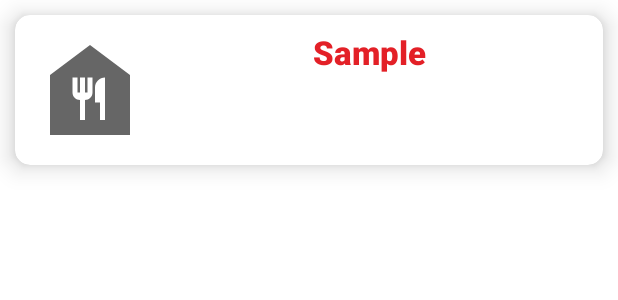
After one commit to taksh-doria/FindMyFood, an Android app: the layout restaurantitem.xml on its own in the app's theme, with its tools: preview values and no code run, on a phone screen of 412 x 824 dp. The commit adds this screen. Shown: the top 300 px of the screen. Run offline under Robolectric (Android 15) with nearby library versions, the phone set to English and light mode, and no system bars.

Commit message:
RecyclerView ddition

```diff
--- /dev/null
+++ b/app/src/main/res/drawable/ic_baseline_food_bank_24.xml
@@ -0,0 +1,10 @@
+<vector xmlns:android="http://schemas.android.com/apk/res/android"
+    android:width="24dp"
+    android:height="24dp"
+    android:viewportWidth="24"
+    android:viewportHeight="24"
+    android:tint="?attr/colorControlNormal">
+  <path
+      android:fillColor="@android:color/white"
+      android:pathData="M12,3L4,9v12h16V9L12,3zM12.5,12.5c0,0.83 -0.67,1.5 -1.5,1.5v4h-1v-4c-0.83,0 -1.5,-0.67 -1.5,-1.5v-3h1v3H10v-3h1v3h0.5v-3h1V12.5zM15,18h-1v-3.5h-1v-3c0,-1.1 0.9,-2 2,-2V18z"/>
+</vector>
--- a/app/src/main/res/drawable/tab_back.xml
+++ b/app/src/main/res/drawable/tab_back.xml
@@ -1,5 +1,5 @@
 <?xml version="1.0" encoding="utf-8"?>
 <shape xmlns:android="http://schemas.android.com/apk/res/android">
-    <solid android:color="#485cda"/>
+    <solid android:color="#512da8"/>
     <corners android:topLeftRadius="24dp" android:topRightRadius="24dp"/>
 </shape>
--- a/app/src/main/res/layout/activity_home.xml
+++ b/app/src/main/res/layout/activity_home.xml
@@ -9,7 +9,6 @@
         android:layout_width="match_parent"
         android:layout_height="match_parent"
         android:id="@+id/fragment_container">
-
     </FrameLayout>
     <com.ismaeldivita.chipnavigation.ChipNavigationBar
         android:layout_width="match_parent"
--- /dev/null
+++ b/app/src/main/res/layout/restaurantitem.xml
@@ -0,0 +1,50 @@
+<?xml version="1.0" encoding="utf-8"?>
+<androidx.cardview.widget.CardView android:layout_height="100dp"
+    android:layout_width="match_parent"
+    xmlns:app="http://schemas.android.com/apk/res-auto"
+    app:cardElevation="10dp"
+    app:cardCornerRadius="10dp"
+    android:layout_margin="10dp"
+    xmlns:android="http://schemas.android.com/apk/res/android" >
+    <LinearLayout
+        android:layout_width="match_parent"
+        android:layout_height="match_parent"
+        android:layout_margin="10dp"
+        android:orientation="horizontal"
+        >
+        <ImageView
+            android:id="@+id/resturant_icon"
+            android:layout_width="80dp"
+            android:layout_height="80dp"
+            app:srcCompat="@drawable/ic_baseline_food_bank_24" />
+        <LinearLayout
+            android:layout_width="match_parent"
+            android:layout_height="match_parent"
+            android:orientation="vertical">
+
+            <TextView
+                android:id="@+id/restaurant_name"
+                android:layout_width="match_parent"
+                android:layout_height="40dp"
+                android:fontFamily="sans-serif-black"
+                android:text="Sample"
+                android:textAlignment="center"
+                android:textColor="#E32027"
+                android:textSize="22sp" />
+            <LinearLayout
+                android:layout_width="match_parent"
+                android:layout_height="match_parent"
+                android:orientation="horizontal">
+                <TextView
+                    android:layout_width="200dp"
+                    android:layout_height="match_parent"
+                    android:id="@+id/restaurant_location"/>
+                <TextView
+                    android:id="@+id/user_rating"
+                    android:layout_width="match_parent"
+                    android:layout_height="match_parent"
+                    android:background="#FFFFFF" />
+            </LinearLayout>
+        </LinearLayout>
+    </LinearLayout>
+</androidx.cardview.widget.CardView>
```
Also changed, not shown: app/src/main/java/com/maverick/findmyfood/appmain/HomeFragment.java (+6 -1 lines), app/src/main/java/com/maverick/findmyfood/utility/JsonParser.java (+28 -13 lines), app/src/main/java/com/maverick/findmyfood/utility/ListAdapter.java (added, +53 -0 lines), app/src/main/java/com/maverick/findmyfood/utility/Location.java (+14 -4 lines).
